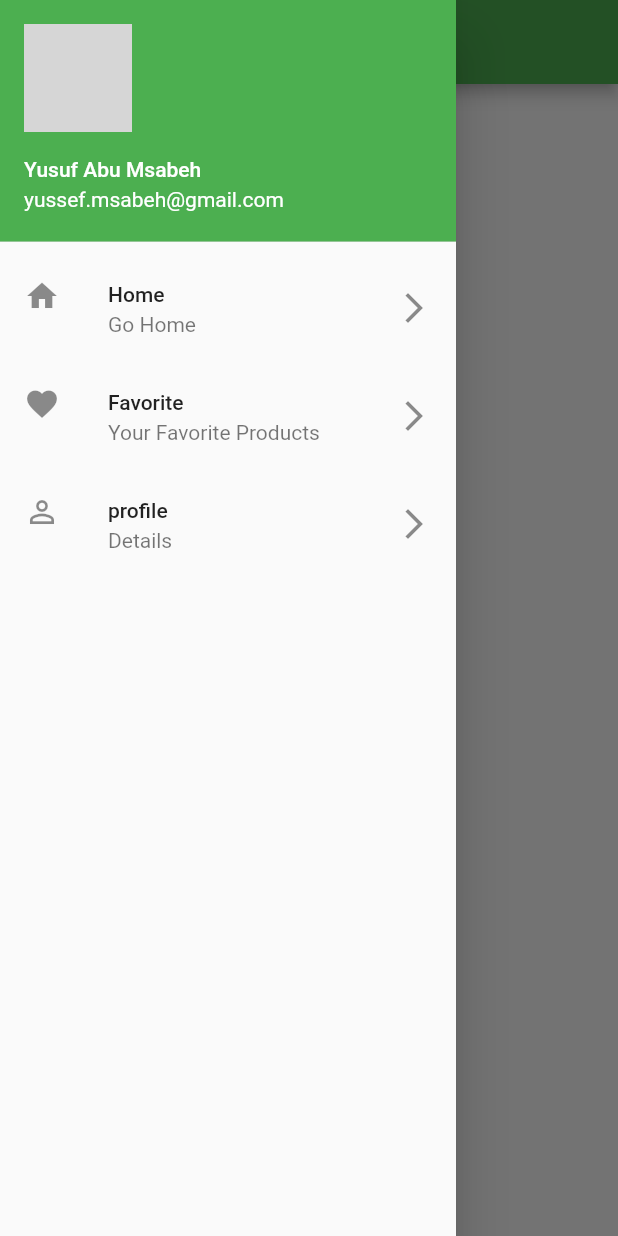
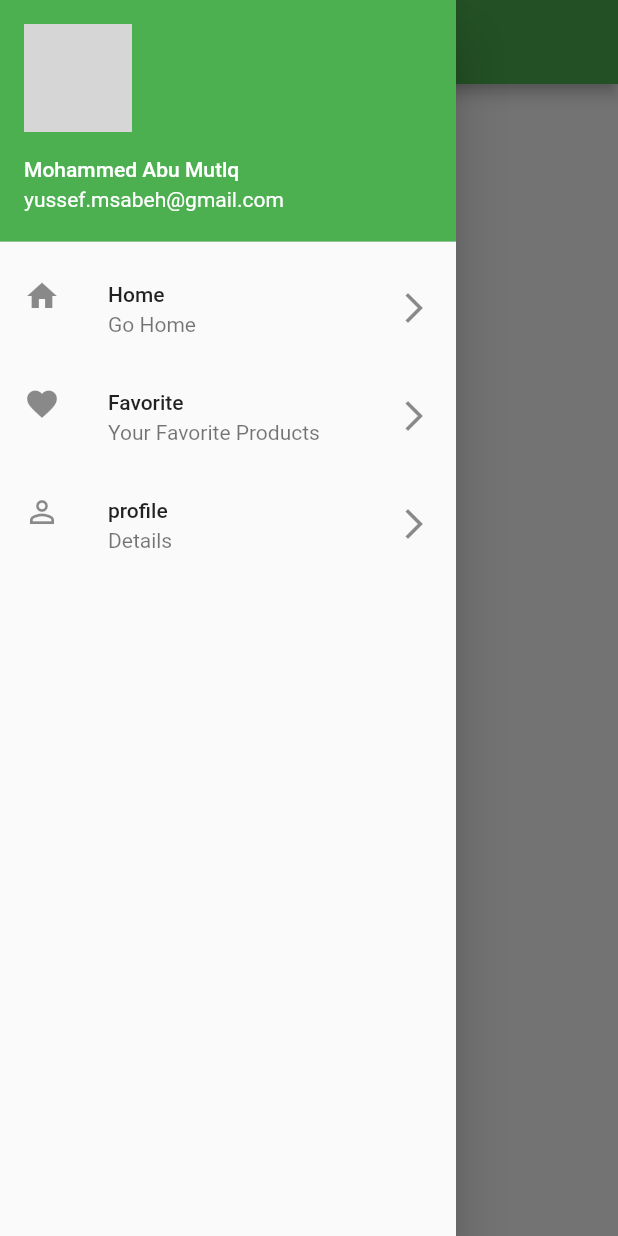
Before and after one commit to YOOUMS/Drawer, a Flutter app: the screen it shows after launch, with the side drawer open, on a phone screen of 412 x 824 dp. Run offline on Flutter 3.47's test engine with Material 2 defaults, Android fonts, the phone set to English and light mode, and no system bars; network calls fail; grey boxes are pictures that could not be loaded.

Commit message:
modifed somefiles

```diff
--- a/lib/simpleUI.dart
+++ b/lib/simpleUI.dart
@@ -27,7 +27,7 @@ class SimpleUI extends StatelessWidget {
                 backgroundImage: NetworkImage(
                     "https://avatars.githubusercontent.com/u/67508677?v=4"),
               ),
-              accountName: Text("Yusuf Abu Msabeh"),
+              accountName: Text("Mohammed Abu Mutlq"),
               accountEmail: Text("yussef.msabeh@gmail.com")),
           ListTile(
             leading: Icon(Icons.home),
```
